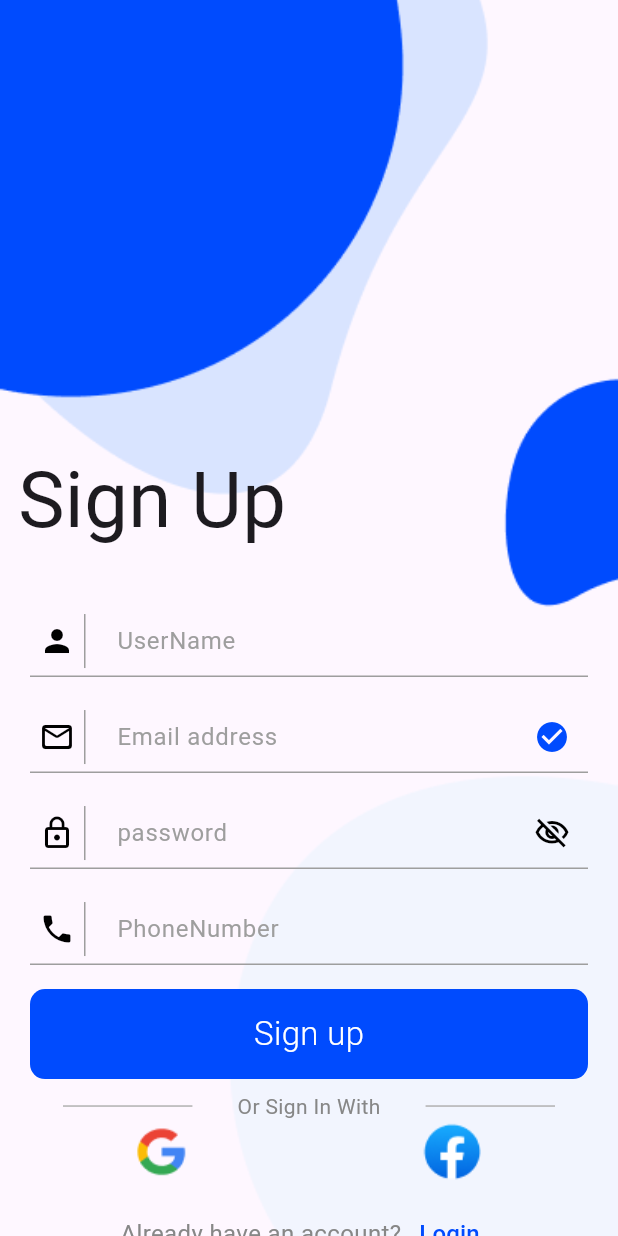
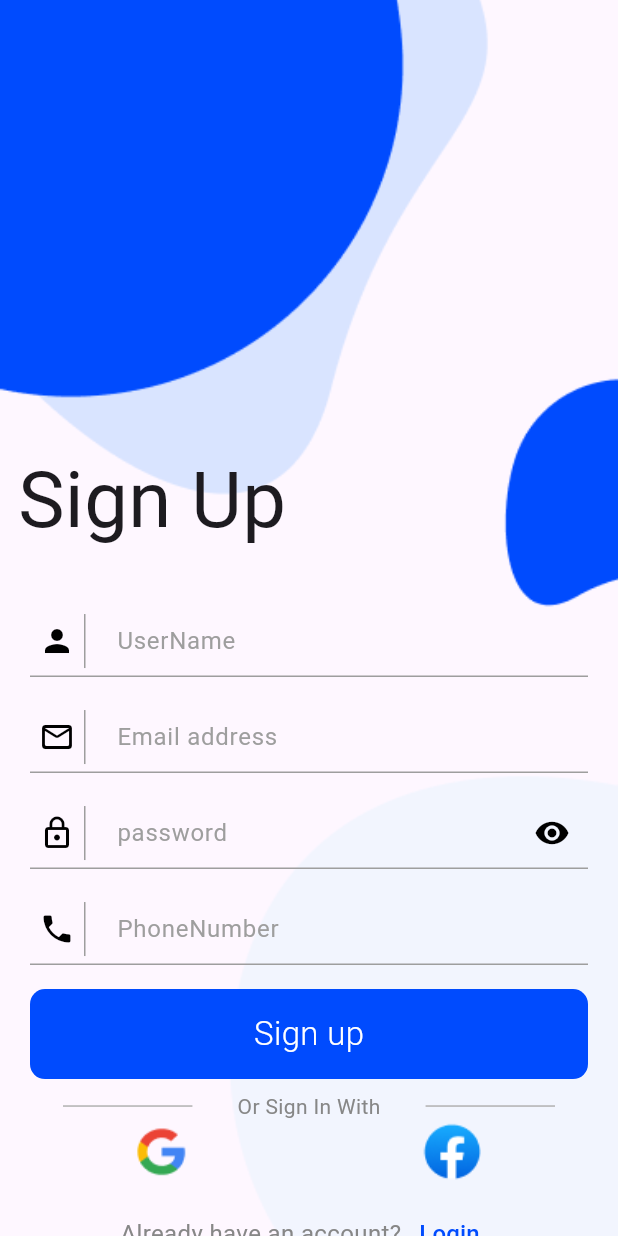
Before and after one commit to Shimaa-78/DEPI-Graduation-Project-sheCoders-Team, a Flutter app: the SignUp screen opened directly, on a phone screen of 412 x 824 dp. Run offline on Flutter 3.47's test engine with Material 3 defaults, Android fonts, the phone set to English and light mode, and no system bars; our stand-ins replace bloc, carousel_slider, dio, flutter_bloc, get, hive and 2 more; accounts and stored records are empty; Roboto replaces fonts that are missing (NunitoSans, Raleway).

Commit message:
edit Keyboard& passIcon

```diff
--- a/lib/Cubit/login_state.dart
+++ b/lib/Cubit/login_state.dart
@@ -18,3 +18,5 @@ final class LoginErrorState extends LoginState {
 
   LoginErrorState(this.msg);
 }
+
+class AuthChangeSuffix extends LoginState {}
--- a/lib/Screens/ForgetPassword.dart
+++ b/lib/Screens/ForgetPassword.dart
@@ -50,7 +50,7 @@ class _ForgetPasswordState extends State<ForgetPassword> {
                       fontWeight: FontWeight.w300)),
               CustomTextFromField(
                 label: Text('Email address'),
-                keyboardTybe: TextInputType.emailAddress,
+                textInputType: TextInputType.emailAddress,
                 icon: Icons.mail_outline_rounded,
                 validator: (text) {
                   if (text == null || text.trim().isEmpty) {
@@ -63,7 +63,7 @@ class _ForgetPasswordState extends State<ForgetPassword> {
                 padding: const EdgeInsets.all(17.0),
                 child: CustomButton(
                     ontap: () {
-                      Get.offAll(LoginScreen());
+                      Get.off(LoginScreen());
                     },
                     text: "Submit",
                     height: 60,
--- a/lib/Screens/SignUp.dart
+++ b/lib/Screens/SignUp.dart
@@ -12,14 +12,15 @@ import '../Widgets/Custom_Text_Form_Field.dart';
 import 'onBoardingScreen.dart';
 
 class SignUp extends StatelessWidget {
+  final emailController = TextEditingController();
+  final passwordController = TextEditingController();
+  final nameController = TextEditingController();
+  final phoneController = TextEditingController();
   final _formKey = GlobalKey<FormState>();
 
   @override
   Widget build(BuildContext context) {
-    final emailController = TextEditingController();
-    final passwordController = TextEditingController();
-    final nameController = TextEditingController();
-    final phoneController = TextEditingController();
+    final cubit = context.read<LoginCubit>();
     return BlocListener<LoginCubit, LoginState>(
       listener: (context, state) {
         if (state is LoginErrorState) {
@@ -69,6 +70,7 @@ class SignUp extends StatelessWidget {
                   CustomTextFromField(
                     label: Text('UserName'),
                     controller: nameController,
+                    textInputType: TextInputType.text,
                     icon: Icons.person,
                     validator: (text) {
                       if (text == null || text.trim().isEmpty) {
@@ -79,9 +81,8 @@ class SignUp extends StatelessWidget {
                   ),
                   CustomTextFromField(
                     label: Text('Email address'),
+                    textInputType: TextInputType.emailAddress,
                     controller: emailController,
-                    keyboardTybe: TextInputType.emailAddress,
-                    suffixIcon: Icons.check_circle,
                     color: Color(0xff004BFE),
                     icon: Icons.mail_outline_rounded,
                     validator: (text) {
@@ -98,13 +99,23 @@ class SignUp extends StatelessWidget {
                       return null;
                     },
                   ),
-                  CustomTextFromField(
+                  BlocBuilder<LoginCubit, LoginState>(
+                    builder: (context, state) {
+                      return CustomTextFromField(
                         label: Text('password'),
+                        textInputType: TextInputType.visiblePassword,
                         controller: passwordController,
-                    keyboardTybe: TextInputType.text,
-                    isObscure: true,
+                        isPassword: true,
+                        obscureText: cubit.obscure,
                         icon: Icons.lock_outline,
-                    suffixIcon: Icons.visibility_off_outlined,
+                        suffixIcon: InkWell(
+                          onTap: () {
+                            cubit.changeSuffix();
+                          },
+                          child: Icon(!cubit.obscure
+                              ? Icons.remove_red_eye
+                              : Icons.visibility_off),
+                        ),
                         validator: (text) {
                           if (text == null || text.trim().isEmpty) {
                             return 'please enter password';
@@ -114,11 +125,13 @@ class SignUp extends StatelessWidget {
                           }
                           return null;
                         },
+                      );
+                    },
                   ),
                   CustomTextFromField(
                     label: Text('PhoneNumber'),
                     controller: phoneController,
-                    keyboardTybe: TextInputType.number,
+                    textInputType: TextInputType.visiblePassword,
                     icon: Icons.phone,
                     validator: (text) {
                       if (text == null || text.trim().isEmpty) {
@@ -192,7 +205,7 @@ class SignUp extends StatelessWidget {
                                     color: Color(0xFF878787), fontSize: 16)),
                             TextButton(
                                 onPressed: () {
-                                  Get.offAll(LoginScreen());
+                                  Get.off(LoginScreen());
                                 },
                                 child: Text(
                                   'Login',
--- a/lib/Widgets/Custom_Text_Form_Field.dart
+++ b/lib/Widgets/Custom_Text_Form_Field.dart
@@ -5,20 +5,26 @@ class CustomTextFromField extends StatelessWidget {
   Color color;
   String? Function(String?) validator;
   IconData icon;
-  TextInputType keyboardTybe;
-  bool isObscure;
-  IconData? suffixIcon;
+  final Color? suffixIconColor;
+  final TextInputAction? textInputAction;
+  final bool obscureText;
+  final Widget? suffixIcon;
+  final bool isPassword;
   final TextEditingController? controller;
+  final TextInputType textInputType;
 
   CustomTextFromField(
-      {this.color=Colors.black
-        , this.suffixIcon,
-        required this.label,
-        required this.validator,
-        this.controller,
-        required this.icon,
-        this.keyboardTybe = TextInputType.text,
-        this.isObscure = false});
+      {this.color = Colors.black,
+      this.suffixIcon,
+      this.suffixIconColor = Colors.black,
+      required this.textInputType,
+      this.textInputAction = TextInputAction.next,
+      required this.label,
+      required this.validator,
+      this.controller,
+      required this.icon,
+      this.isPassword = false,
+      this.obscureText = false});
 
   @override
   Widget build(BuildContext context) {
@@ -27,10 +33,13 @@ class CustomTextFromField extends StatelessWidget {
       child: TextFormField(
         decoration: InputDecoration(
             contentPadding: EdgeInsets.only(bottom: 1),
-            suffixIcon: Icon(
-              suffixIcon,
-              color: color,
-            ),
+            suffixIcon: suffixIcon != null
+                ? IconTheme(
+                    data: IconThemeData(
+                        color: suffixIconColor), // تعيين اللون هنا
+                    child: suffixIcon!, // استخدام الـ suffixIcon الممرر
+                  )
+                : null,
             prefixIcon: Container(
               margin: EdgeInsets.only(right: 17, top: 6, bottom: 6),
               padding: EdgeInsets.symmetric(horizontal: 6),
@@ -49,16 +58,15 @@ class CustomTextFromField extends StatelessWidget {
             focusedBorder: UnderlineInputBorder(
                 borderSide: BorderSide(color: Colors.grey)),
             errorBorder:
-            UnderlineInputBorder(borderSide: BorderSide(color: Colors.red)),
-            focusedErrorBorder:
-            UnderlineInputBorder(borderSide: BorderSide(color: Colors.red))),
-        keyboardType: keyboardTybe,
+                UnderlineInputBorder(borderSide: BorderSide(color: Colors.red)),
+            focusedErrorBorder: UnderlineInputBorder(
+                borderSide: BorderSide(color: Colors.red))),
         keyboardAppearance: Brightness.light,
         controller: controller,
         validator: validator,
-        obscureText: isObscure,
-
-
+        obscureText: obscureText,
+        textInputAction: isPassword ? TextInputAction.done : textInputAction,
+        keyboardType: textInputType,
       ),
     );
   }
```
Also changed, not shown: lib/Cubit/login_cubit.dart (+12 -1 lines), lib/Screens/LoginScreen.dart (+22 -11 lines), pubspec.lock. Lines whose indentation alone changed are shown as unchanged.
